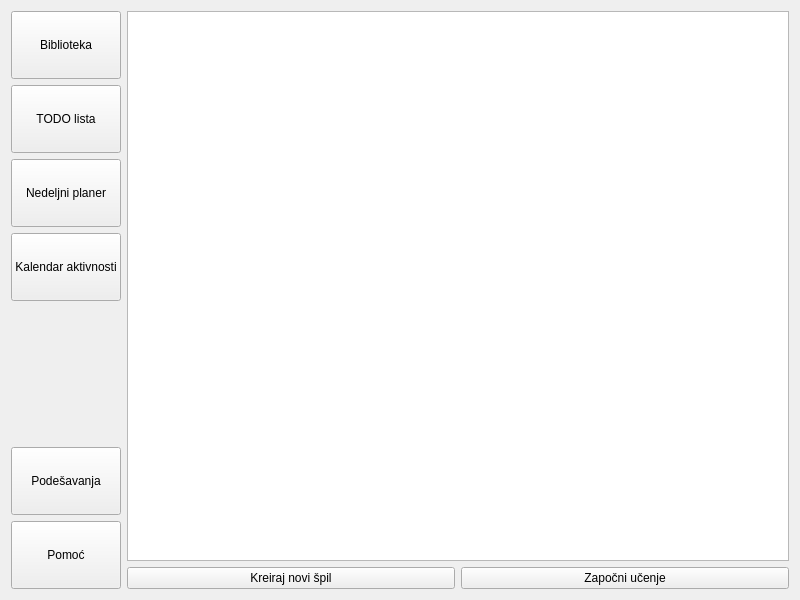
bogdans55/StudySphere, file app/forms/mainwindow.ui: the form before one commit.
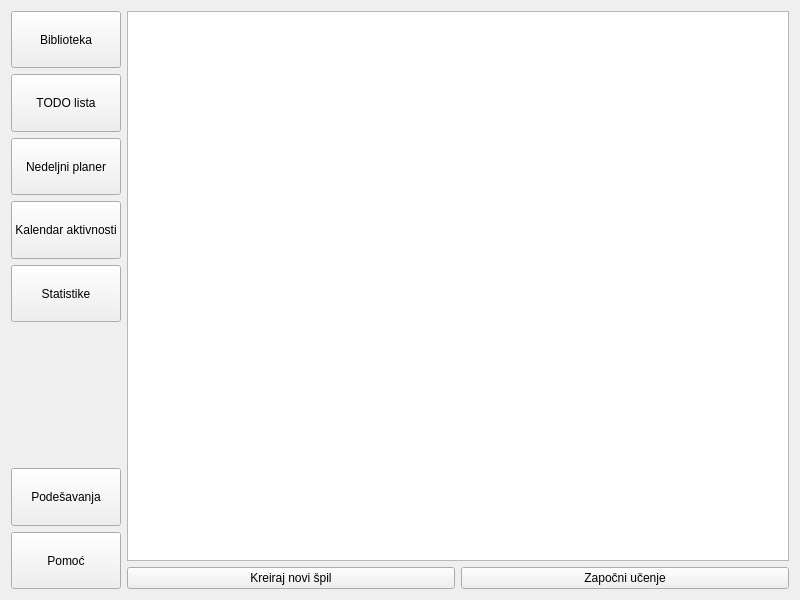
The form after the commit.

Commit message: Renamed buttons

Diff of the .ui file:
```diff
--- a/app/forms/mainwindow.ui
+++ b/app/forms/mainwindow.ui
@@ -68,6 +68,19 @@
        </property>
       </widget>
      </item>
+     <item>
+      <widget class="QPushButton" name="statsButton">
+       <property name="sizePolicy">
+        <sizepolicy hsizetype="Minimum" vsizetype="MinimumExpanding">
+         <horstretch>0</horstretch>
+         <verstretch>0</verstretch>
+        </sizepolicy>
+       </property>
+       <property name="text">
+        <string>Statistike</string>
+       </property>
+      </widget>
+     </item>
      <item>
       <spacer name="verticalSpacer">
        <property name="orientation">
```
Left out of the diff: 16 changed lines with no effect on the pictures.
